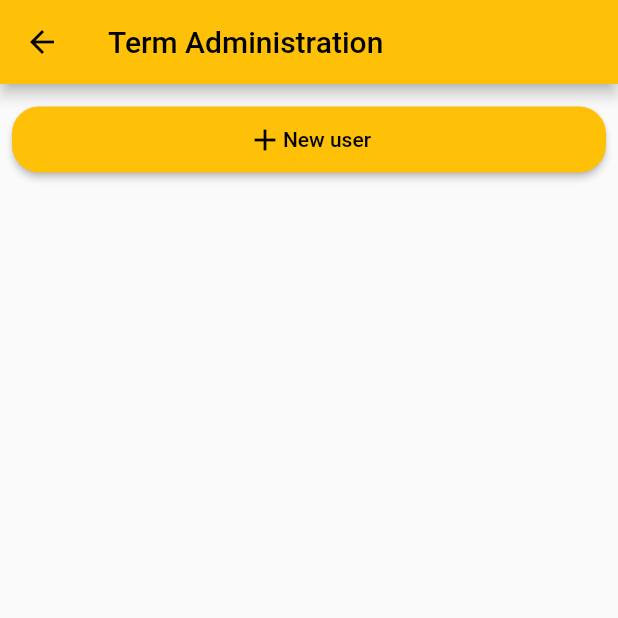
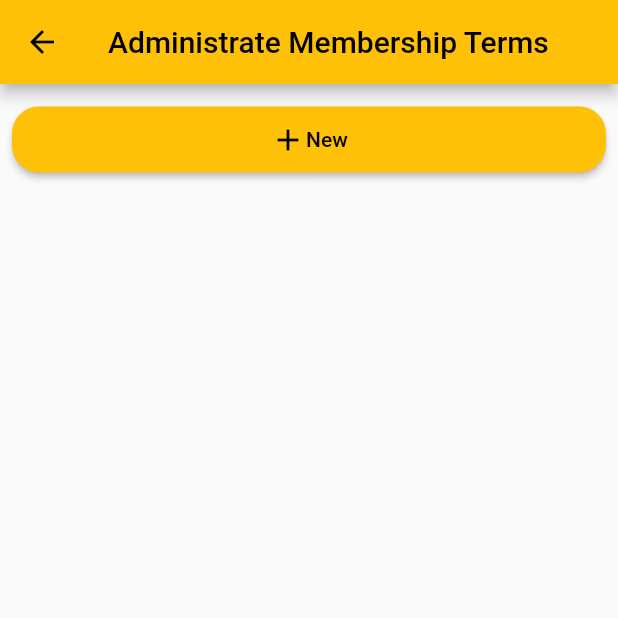
Before and after one commit to Zomtir/cptclient, a Flutter app: the TermManagementPage screen opened directly with empty values, on a phone screen of 412 x 824 dp, the top half of it. Run offline on Flutter 3.47's test engine with Material 2 defaults, Android fonts, the phone set to English and light mode, and no system bars; our stand-ins replace yaml; missing offline and left inert: universal_html; generated files the repository leaves out were written again; statements that could not run were skipped.

Commit message:
Term administration

```diff
--- a/lib/json/slot.dart
+++ b/lib/json/slot.dart
@@ -1,5 +1,4 @@
 import 'package:intl/intl.dart';
-import 'package:flutter/foundation.dart';
 
 import 'location.dart';
 import 'course.dart';
@@ -41,7 +40,7 @@ class Slot implements Comparable {
       location = Location.fromJson(json['location']),
       begin = DateFormat("yyyy-MM-dd HH:mm").parse(json['begin'], true).toLocal(),
       end = DateFormat("yyyy-MM-dd HH:mm").parse(json['end'], true).toLocal(),
-      status = Status.values.firstWhere((x) => describeEnum(x) == json['status']),
+      status = Status.values.firstWhere((x) => x.name == json['status']),
       public = json['public'],
       obscured = json['obscured'],
       note = json['note'];
--- /dev/null
+++ b/lib/json/term.dart
@@ -0,0 +1,42 @@
+// ignore_for_file: non_constant_identifier_names
+
+import 'package:cptclient/json/user.dart';
+
+import '../static/format.dart';
+
+class Term implements Comparable {
+  final int id;
+  User? user;
+  DateTime? begin;
+  DateTime? end;
+
+  Term(this.id, this.user, this.begin, this.end);
+
+  Term.fromVoid()
+      : id = 0,
+        user = null,
+        begin = null,
+        end = null;
+
+  Term.fromJson(Map<String, dynamic> json)
+      : id = json['id'],
+        user = User.fromJson(json['user']),
+        begin = parseNullWebDate(json['begin']),
+        end = parseNullWebDate(json['end']);
+
+  Map<String, dynamic> toJson() => {
+        'id': id,
+        'user': user?.toJson(),
+        'begin': formatNullWebDate(begin),
+        'end': formatNullWebDate(end),
+      };
+
+  bool operator ==(other) => other is Term && id == other.id;
+
+  int get hashCode => id.hashCode;
+
+  @override
+  int compareTo(other) {
+    return (this.begin ?? DateTime(0)).compareTo(other.begin ?? DateTime(0));
+  }
+}
--- a/lib/material/dialogs/DatePicker.dart
+++ b/lib/material/dialogs/DatePicker.dart
@@ -202,7 +202,7 @@ class _DatePickerState extends State<DatePicker> {
                   onPressed: () => _handleDayPick(index + 1),
                   child: Text(
                     '${index + 1}',
-                    textScaleFactor: 1.6,
+                    textScaler: TextScaler.linear(1.6),
                     style: TextStyle(color: (index + 1 == _selectedDate.day) ? Colors.amber : Colors.black),
                   ),
                 ),
--- a/lib/pages/MemberLandingPage.dart
+++ b/lib/pages/MemberLandingPage.dart
@@ -15,6 +15,7 @@ import 'CourseResponsiblePage.dart';
 
 import 'UserManagementPage.dart';
 import 'TeamManagementPage.dart';
+import 'TermManagementPage.dart';
 import 'RankingManagementPage.dart';
 import 'EventManagement.dart';
 import 'CourseManagementPage.dart';
@@ -102,10 +103,10 @@ class MemberLandingPage extends StatelessWidget {
                 text: "User\nManagement",
                 onPressed: () => Navigator.push(context, MaterialPageRoute(builder: (context) => UserManagementPage(session: session))),
               ),
-              if (session.right!.admin_users) AppIconButton(
+              if (session.right!.admin_term) AppIconButton(
                 image: const AssetImage('assets/icons/icon_membership.png'),
                 text: "Membership\nManagement",
-                onPressed: () => Navigator.push(context, MaterialPageRoute(builder: (context) => UserManagementPage(session: session))),
+                onPressed: () => Navigator.push(context, MaterialPageRoute(builder: (context) => TermManagementPage(session: session))),
               ),
               if (session.right!.admin_teams) AppIconButton(
                 image: const AssetImage('assets/icons/icon_teams.png'),
--- a/lib/pages/TeamAdminPage.dart
+++ b/lib/pages/TeamAdminPage.dart
@@ -73,6 +73,7 @@ class TeamAdminPageState extends State<TeamAdminPage> {
     widget.team.right!.admin_event = _ctrlRightEvent;
     widget.team.right!.admin_inventory = _ctrlRightInventory;
     widget.team.right!.admin_teams = _ctrlRightTeam;
+    widget.team.right!.admin_term = _ctrlRightTerm;
     widget.team.right!.admin_users = _ctrlRightUser;
   }
 
--- a/lib/pages/TermManagementPage.dart
+++ b/lib/pages/TermManagementPage.dart
@@ -1,14 +1,15 @@
+import 'package:flutter_gen/gen_l10n/app_localizations.dart';
 import 'package:flutter/material.dart';
 import 'package:cptclient/material/AppListView.dart';
-import 'package:cptclient/material/tiles/AppUserTile.dart';
+import 'package:cptclient/material/tiles/AppTermTile.dart';
 import 'package:cptclient/material/AppBody.dart';
 import 'package:cptclient/material/AppButton.dart';
 
-import 'UserAdminPage.dart';
+import 'TermEditPage.dart';
 
-import 'package:cptclient/static/serverUserAdmin.dart' as server;
+import 'package:cptclient/static/serverTermAdmin.dart' as server;
 import 'package:cptclient/json/session.dart';
-import 'package:cptclient/json/user.dart';
+import 'package:cptclient/json/term.dart';
 
 class TermManagementPage extends StatefulWidget {
   final Session session;
@@ -20,45 +21,45 @@ class TermManagementPage extends StatefulWidget {
 }
 
 class TermManagementPageState extends State<TermManagementPage> {
-  List<User> _users = [];
+  List<Term> _terms = [];
 
   TermManagementPageState();
 
   @override
   void initState() {
     super.initState();
-    _requestUsers();
+    _update();
   }
 
-  Future<void> _requestUsers() async {
-    List<User> users = await server.user_list(widget.session);
+  Future<void> _update() async {
+    List<Term> terms = await server.term_list(widget.session);
     setState(() {
-      _users = users;
+      _terms = terms;
     });
   }
 
-  void _selectUser(User user) {
+  void _selectTerm(Term term) {
     Navigator.push(
       context,
       MaterialPageRoute(
-        builder: (context) => UserAdminPage(
+        builder: (context) => TermEditPage(
           session: widget.session,
-          user: user,
-          onUpdate: _requestUsers,
+          term: term,
+          onUpdate: _update,
           isDraft: false,
         ),
       ),
     );
   }
 
-  void _createUser() async {
+  void _createTerm() async {
     Navigator.push(
       context,
       MaterialPageRoute(
-        builder: (context) => UserAdminPage(
+        builder: (context) => TermEditPage(
           session: widget.session,
-          user: User.fromVoid(),
-          onUpdate: _requestUsers,
+          term: Term.fromVoid(),
+          onUpdate: _update,
           isDraft: true,
         ),
       ),
@@ -69,23 +70,23 @@ class TermManagementPageState extends State<TermManagementPage> {
   Widget build(BuildContext context) {
     return new Scaffold(
       appBar: AppBar(
-        title: Text("Term Administration"),
+        title: Text(AppLocalizations.of(context)!.pageTermManagement),
       ),
       body: AppBody(
         children: <Widget>[
           // three pages, choose user, users that should be active, users that should be inactive
           AppButton(
             leading: Icon(Icons.add),
-            text: "New user",
-            onPressed: _createUser,
+            text: AppLocalizations.of(context)!.actionNew,
+            onPressed: _createTerm,
           ),
           AppListView(
-            items: _users,
-            itemBuilder: (User user) {
+            items: _terms,
+            itemBuilder: (Term term) {
               return InkWell(
-                onTap: () => _selectUser(user),
-                child: AppUserTile(
-                  user: user,
+                onTap: () => _selectTerm(term),
+                child: AppTermTile(
+                  term: term,
                 ),
               );
             },
--- a/lib/pages/UserAdminPage.dart
+++ b/lib/pages/UserAdminPage.dart
@@ -133,7 +133,7 @@ class UserAdminPageState extends State<UserAdminPage> {
 
   void _deleteUser() async {
     if (!await server.user_delete(widget.session, widget.user)) {
-      ScaffoldMessenger.of(context).showSnackBar(SnackBar(content: Text('Failed to delete user')));
+      ScaffoldMessenger.of(context).showSnackBar(SnackBar(content: Text(AppLocalizations.of(context)!.deletionFail)));
       return;
     }
 
```
Also changed, not shown: lib/l10n/app_de.arb (+10 -0 lines), lib/l10n/app_en.arb (+10 -0 lines), lib/material/tiles/AppTermTile.dart (added, +36 -0 lines), lib/pages/TermEditPage.dart (added, +154 -0 lines), lib/static/format.dart (+4 -4 lines), lib/static/serverTermAdmin.dart (added, +65 -0 lines).
